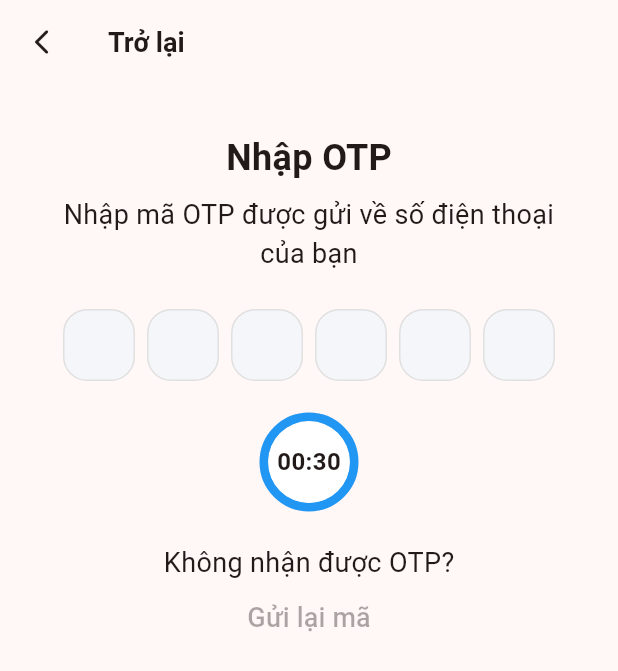
After one commit to HieuNT-2001/su_kien_tot, a Flutter app: the OtpConfirm screen opened by its route, on a phone screen of 412 x 824 dp. The commit adds this screen. Shown: the top 671 px of the screen. Run offline on Flutter 3.47's test engine with Material 3 defaults, Android fonts, the phone set to English and light mode, and no system bars; drawn by our look-alikes of circular_countdown_timer, pinput; our stand-ins replace country_code_picker, dotted_border, go_router, skeletonizer.

Commit message:
otp confirm page

```diff
--- a/lib/pages/create_pin/create_pin_page.dart
+++ b/lib/pages/create_pin/create_pin_page.dart
@@ -40,6 +40,12 @@ class CreatePinPageState extends State<CreatePinPage> {
         });
       }
     }
+  }
+
+  @override
+  void dispose() {
+    _pinController.dispose();
+    super.dispose();
   }
 
   @override
--- a/lib/pages/login_register/login_register.dart
+++ b/lib/pages/login_register/login_register.dart
@@ -83,9 +83,7 @@ class _LoginRegisterState extends State<LoginRegister> {
                     controller: _phoneController,
                     // obscureText: true,
                     decoration: InputDecoration(
-                      border: OutlineInputBorder(
-                        borderRadius: BorderRadius.circular(10),
-                      ),
+                      border: OutlineInputBorder(borderRadius: BorderRadius.circular(10)),
                       labelText: 'Số điện thoại',
                     ),
                   ),
@@ -98,9 +96,7 @@ class _LoginRegisterState extends State<LoginRegister> {
               text: TextSpan(
                 style: const TextStyle(fontSize: 16, color: Colors.black),
                 children: [
-                  const TextSpan(
-                    text: 'Thông qua việc tiếp tục, bạn đã chấp nhận ',
-                  ),
+                  const TextSpan(text: 'Thông qua việc tiếp tục, bạn đã chấp nhận '),
                   TextSpan(
                     text: 'điều khoản & chính sách',
                     style: const TextStyle(
@@ -116,17 +112,14 @@ class _LoginRegisterState extends State<LoginRegister> {
             ),
             const SizedBox(height: 16),
             ElevatedButton(
-              onPressed: isEnabled ? () => context.go('/home-user') : null,
+              onPressed: isEnabled ? () => context.push('/otp-confirm') : null,
               style: OutlinedButton.styleFrom(
                 foregroundColor: Colors.black,
                 backgroundColor: const Color(0xFFF28F8F),
                 minimumSize: const Size(double.infinity, 50),
                 disabledBackgroundColor: Colors.grey,
               ),
-              child: const Text(
-                'Đăng nhập',
-                style: TextStyle(fontSize: 16, fontWeight: FontWeight.bold),
-              ),
+              child: const Text('Tiếp tục', style: TextStyle(fontSize: 16, fontWeight: FontWeight.bold)),
             ),
           ],
         ),
--- /dev/null
+++ b/lib/pages/otp_confirn/otp_confirm.dart
@@ -0,0 +1,100 @@
+import 'package:circular_countdown_timer/circular_countdown_timer.dart';
+import 'package:flutter/material.dart';
+import 'package:go_router/go_router.dart';
+import 'package:pinput/pinput.dart';
+
+class OtpConfirm extends StatefulWidget {
+  const OtpConfirm({super.key});
+
+  @override
+  OtpConfirmPageState createState() => OtpConfirmPageState();
+}
+
+class OtpConfirmPageState extends State<OtpConfirm> {
+  bool _isResendOtpEnabled = false;
+  final _otpController = TextEditingController();
+  final _countDownController = CountDownController();
+
+  @override
+  void dispose() {
+    super.dispose();
+    _otpController.dispose();
+  }
+
+  void _onOtpCompleted(String otp) {
+    context.go('/home-user');
+  }
+
+  void _resendOtp() {
+    setState(() => _isResendOtpEnabled = false);
+    _countDownController.restart(duration: 30);
+  }
+
+  @override
+  Widget build(BuildContext context) {
+    return Scaffold(
+      appBar: AppBar(
+        title: const Text('Trở lại', style: TextStyle(fontSize: 18, fontWeight: FontWeight.bold)),
+        leading: IconButton(icon: const Icon(Icons.arrow_back_ios_rounded, size: 20), onPressed: () => context.pop()),
+      ),
+      body: Padding(
+        padding: const EdgeInsets.symmetric(horizontal: 16, vertical: 32),
+        child: Center(
+          child: Column(
+            crossAxisAlignment: CrossAxisAlignment.center,
+            children: [
+              const Text('Nhập OTP', style: TextStyle(fontWeight: FontWeight.bold, fontSize: 24)),
+              const SizedBox(height: 8),
+              const Text(
+                'Nhập mã OTP được gửi về số điện thoại\ncủa bạn',
+                style: TextStyle(fontSize: 18),
+                textAlign: TextAlign.center,
+              ),
+              const SizedBox(height: 24),
+              Pinput(
+                length: 6,
+                controller: _otpController,
+                obscuringWidget: const Icon(Icons.circle, size: 12),
+                keyboardType: TextInputType.number,
+                onCompleted: _onOtpCompleted,
+                defaultPinTheme: PinTheme(
+                  width: 48,
+                  height: 48,
+                  textStyle: const TextStyle(fontSize: 20, fontWeight: FontWeight.bold),
+                  decoration: BoxDecoration(
+                    color: const Color(0xFFF5F6FA),
+                    borderRadius: BorderRadius.circular(16),
+                    border: Border.all(color: Colors.grey.shade300),
+                  ),
+                ),
+              ),
+              const SizedBox(height: 24),
+              CircularCountDownTimer(
+                duration: 30,
+                initialDuration: 0,
+                controller: _countDownController,
+                width: 60,
+                height: 60,
+                ringColor: Colors.blue,
+                fillColor: Colors.grey[200]!,
+                backgroundColor: Colors.white,
+                strokeWidth: 6.0,
+                strokeCap: StrokeCap.round,
+                textFormat: CountdownTextFormat.MM_SS,
+                textStyle: const TextStyle(fontSize: 16, fontWeight: FontWeight.bold),
+                isReverse: true,
+                onComplete: () => setState(() => _isResendOtpEnabled = true),
+              ),
+              const SizedBox(height: 24),
+              const Text('Không nhận được OTP?', style: TextStyle(fontSize: 18)),
+              TextButton(
+                onPressed: _isResendOtpEnabled ? _resendOtp : null,
+                child: const Text('Gửi lại mã', style: TextStyle(fontSize: 18)),
+              ),
+            ],
+          ),
+        ),
+      ),
+    );
+  }
+}
--- a/lib/routes/app_router.dart
+++ b/lib/routes/app_router.dart
@@ -16,6 +16,7 @@ import 'package:su_kien_tot/pages/language/language_page.dart';
 import 'package:su_kien_tot/pages/link_account/link_account_page.dart';
 import 'package:su_kien_tot/pages/login_register/login_register.dart';
 import 'package:su_kien_tot/pages/notification/notification_page.dart';
+import 'package:su_kien_tot/pages/otp_confirn/otp_confirm.dart';
 import 'package:su_kien_tot/pages/payment/payment_page.dart';
 import 'package:su_kien_tot/pages/profession/Profession_page.dart';
 import 'package:su_kien_tot/pages/profile/profile_page.dart';
@@ -41,6 +42,7 @@ class AppRouter {
       GoRoute(path: '/introduction3', builder: (context, state) => const Introduction3()),
       GoRoute(path: '/home-guest', builder: (context, state) => const HomeGuest()),
       GoRoute(path: '/login-register', builder: (context, state) => const LoginRegister()),
+      GoRoute(path: '/otp-confirm', builder: (context, state) => const OtpConfirm()),
       GoRoute(path: '/search-page', builder: (context, state) => const SearchPage()),
       GoRoute(
         path: '/service-page',
--- a/pubspec.yaml
+++ b/pubspec.yaml
@@ -41,6 +41,7 @@ dependencies:
   skeletonizer: ^2.1.0+1
   dotted_border: ^3.1.0
   pinput: ^5.0.2
+  circular_countdown_timer: ^0.2.4
 
   # The following adds the Cupertino Icons font to your application.
   # Use with the CupertinoIcons class for iOS style icons.
```
